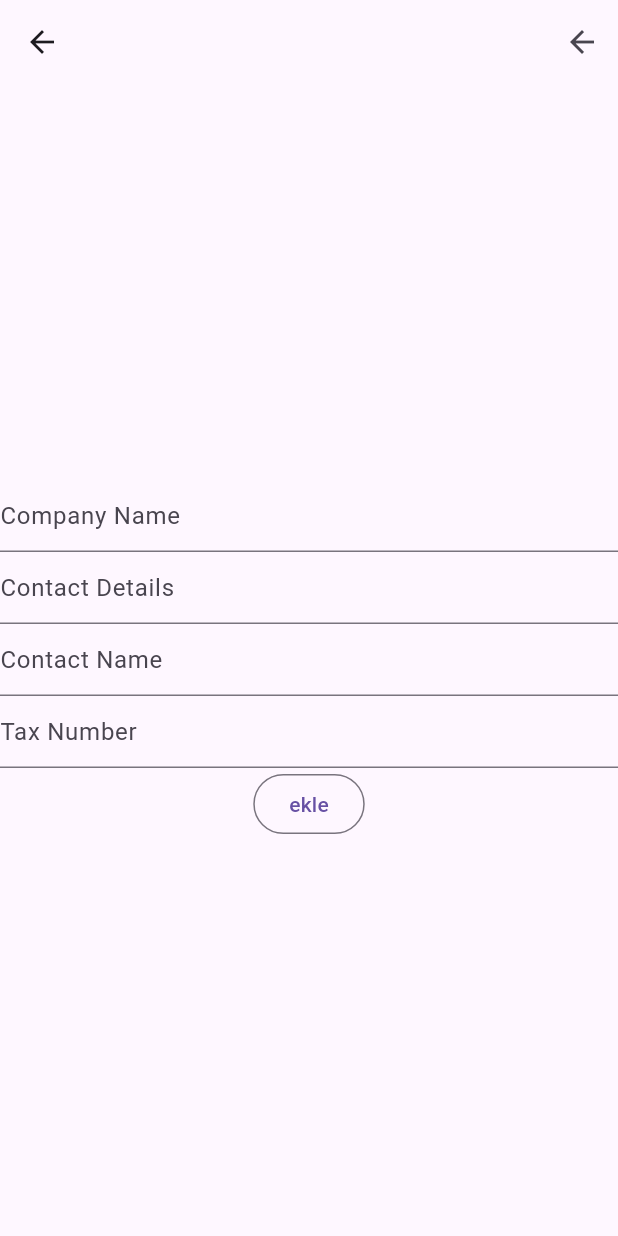
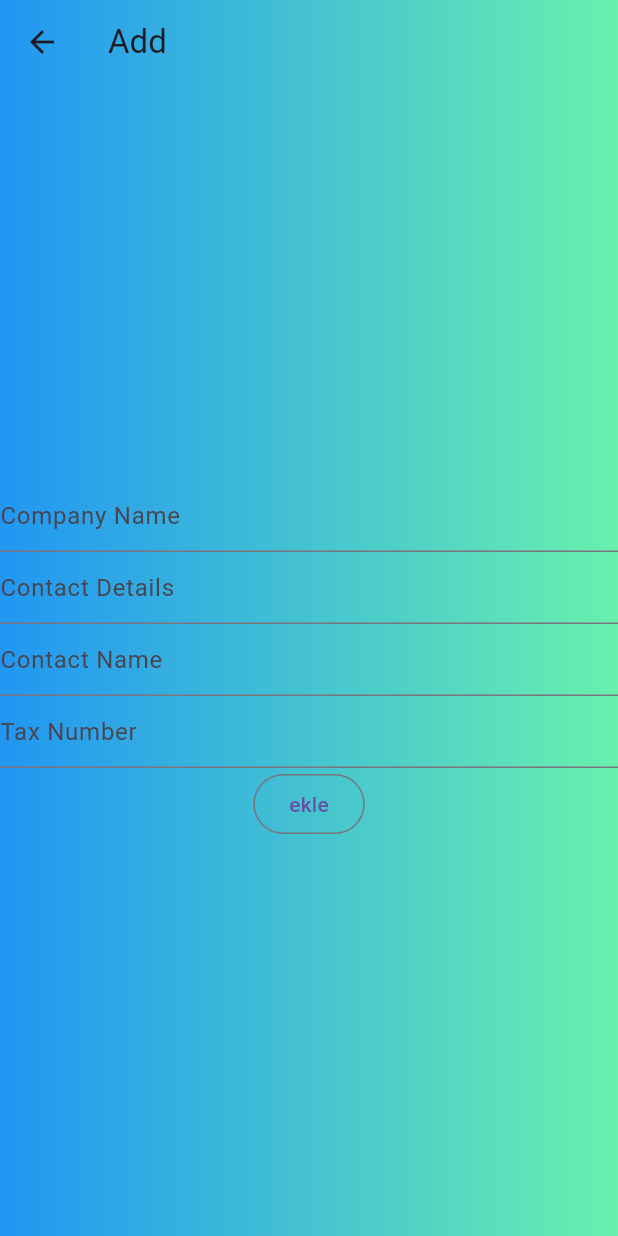
Before and after one commit to gorkemenesinci/Data_Backup, a Flutter app: the DriveBackup screen opened directly, on a phone screen of 412 x 824 dp. Run offline on Flutter 3.47's test engine with Material 3 defaults, Android fonts, the light colour scheme and no system bars; our stand-ins replace cloud_firestore, firebase_core; accounts and stored records are empty.

Commit message:
Background and ContainerColor

```diff
--- a/lib/features/screens/drive_backup.dart
+++ b/lib/features/screens/drive_backup.dart
@@ -1,4 +1,5 @@
 import 'package:flutter/material.dart';
+import 'package:google_drive_storage/models/color.dart';
 import 'package:google_drive_storage/models/customer.dart';
 import 'package:google_drive_storage/services/firebase/customer.dart';
 
@@ -38,9 +39,14 @@ class _DriveBackupState extends State<DriveBackup> {
   Widget build(BuildContext context) {
     return Scaffold(
       appBar: AppBar(
-        actions: const [BackButton()],
+        flexibleSpace: Container(
+          decoration: BackgroundColor.decoration,
         ),
-      body: Center(
+        title: const Text("Add"),
+      ),
+      body: Container(
+        decoration: BackgroundColor.decoration,
+        child: Center(
             child: Column(
           mainAxisSize: MainAxisSize.min,
           children: [
@@ -71,6 +77,7 @@ class _DriveBackupState extends State<DriveBackup> {
                 child: const Text("ekle"))
           ],
         )),
+      ),
     );
   }
 }
--- a/lib/main.dart
+++ b/lib/main.dart
@@ -1,6 +1,6 @@
 import 'package:firebase_core/firebase_core.dart';
 import 'package:flutter/material.dart';
-import 'package:google_drive_storage/features/drive_storage.dart';
+import 'package:google_drive_storage/features/screens/select_page.dart';
 
 void main() async {
   WidgetsFlutterBinding.ensureInitialized();
--- /dev/null
+++ b/lib/models/color.dart
@@ -0,0 +1,21 @@
+import 'package:flutter/material.dart';
+
+class BackgroundColor {
+  static const decoration = BoxDecoration(
+    gradient: LinearGradient(
+      colors: [Colors.blue, Colors.greenAccent],
+      begin: Alignment.topLeft,
+      end: Alignment.topRight,
+    ),
+  );
+}
+
+class ContainerColor {
+  static final decoration = BoxDecoration(
+      gradient: const LinearGradient(
+        colors: [Colors.blue, Colors.greenAccent],
+        begin: Alignment.topLeft,
+        end: Alignment.bottomRight,
+      ),
+      borderRadius: BorderRadius.circular(20));
+}
```
Also changed, not shown: lib/features/drive_storage.dart (deleted, +0 -37 lines), lib/features/screens/backup_view.dart (+10 -2 lines), lib/features/screens/select_page.dart (added, +26 -0 lines), lib/features/widgets/first_container.dart (added, +56 -0 lines), lib/features/widgets/second_container.dart (added, +56 -0 lines), pubspec.yaml (+3 -4 lines), assets/images/google-drive.png (added), assets/images/list.png (added), pubspec.lock. Lines whose indentation alone changed are shown as unchanged.
